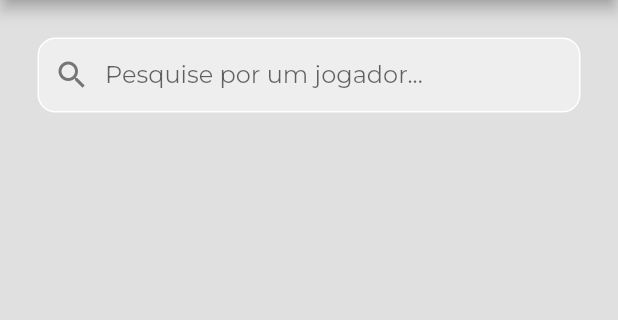
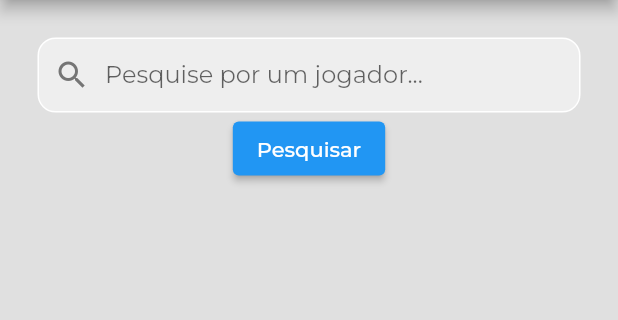
Before and after one commit to weesleycabral/FlutterNBAStats, a Flutter app: the PlayersStatsPage screen opened directly, on a phone screen of 412 x 824 dp, the part 84-404 px from its top. Run offline on Flutter 3.47's test engine with Material 2 defaults, Android fonts, the phone set to English and light mode, and no system bars; our stand-ins replace firebase_auth, firebase_core, flutter_svg, google_fonts, like_button, lottie and 1 more; accounts and stored records are empty; network calls fail.

Commit message:
tentativa mostrar stats dos players

```diff
--- a/lib/pages/players_stats/players_stats_page.dart
+++ b/lib/pages/players_stats/players_stats_page.dart
@@ -1,6 +1,7 @@
 import 'package:flutter/material.dart';
 import 'package:nba_app/pages/app_bar/app_bar.dart';
 import 'package:nba_app/pages/drawer/drawer_widget_page.dart';
+import 'package:nba_app/services/api_service.dart';
 
 class PlayersStatsPage extends StatefulWidget {
   const PlayersStatsPage({super.key});
@@ -10,6 +11,15 @@ class PlayersStatsPage extends StatefulWidget {
 }
 
 class _PlayersStatsPageState extends State<PlayersStatsPage> {
+  late ApiService apiService;
+  final playerController = TextEditingController();
+
+  @override
+  void initState() {
+    super.initState();
+    apiService = ApiService(context);
+  }
+
   @override
   Widget build(BuildContext context) {
     return Scaffold(
@@ -48,9 +58,10 @@ class _PlayersStatsPageState extends State<PlayersStatsPage> {
                       child: Icon(Icons.search, color: Colors.grey[600]),
                     ),
                   ),
-                  const Expanded(
+                  Expanded(
                     child: TextField(
-                      decoration: InputDecoration(
+                      controller: playerController,
+                      decoration: const InputDecoration(
                           border: InputBorder.none,
                           hintText: 'Pesquise por um jogador...'),
                     ),
@@ -58,7 +69,12 @@ class _PlayersStatsPageState extends State<PlayersStatsPage> {
                 ],
               ),
             ),
-          )
+          ),
+          ElevatedButton(
+              onPressed: () {
+                apiService.getSpecificPlayers(playerController.text.trim());
+              },
+              child: const Text('Pesquisar')),
         ],
       ),
     );
```
Also changed, not shown: lib/pages/players_stats/show_players_stats.dart (added, +57 -0 lines), lib/services/api_service.dart (+12 -8 lines), 1 other file.
